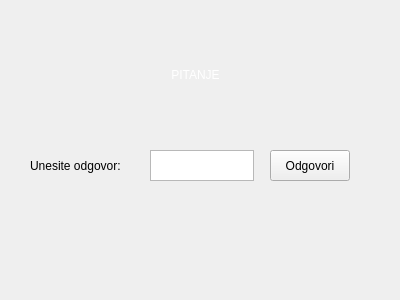
This is application/podrundaui.ui in Mihica25/Pobedi-me-ako-znas as Qt 5 draws it before an edit. The edited form follows.
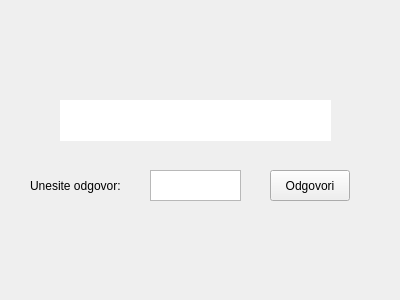
This is the edited form.

Commit message: Correction of GUI for Who knows round

The edit to the form file:
```diff
--- a/application/podrundaui.ui
+++ b/application/podrundaui.ui
@@ -29,7 +29,7 @@
    <property name="geometry">
     <rect>
      <x>30</x>
-     <y>150</y>
+     <y>170</y>
      <width>111</width>
      <height>31</height>
     </rect>
@@ -42,7 +42,7 @@
    <property name="geometry">
     <rect>
      <x>270</x>
-     <y>150</y>
+     <y>170</y>
      <width>80</width>
      <height>31</height>
     </rect>
@@ -55,8 +55,8 @@
    <property name="geometry">
     <rect>
      <x>150</x>
-     <y>150</y>
-     <width>104</width>
+     <y>170</y>
+     <width>91</width>
      <height>31</height>
     </rect>
    </property>
@@ -65,11 +65,14 @@
    <property name="geometry">
     <rect>
      <x>60</x>
-     <y>50</y>
+     <y>100</y>
      <width>271</width>
-     <height>51</height>
+     <height>41</height>
     </rect>
    </property>
+   <property name="styleSheet">
+    <string notr="true">background-color: white</string>
+   </property>
    <property name="text">
     <string>&lt;html&gt;&lt;head/&gt;&lt;body&gt;&lt;p align=&quot;center&quot;&gt;&lt;span style=&quot; color:#ffffff;&quot;&gt;PITANJE&lt;/span&gt;&lt;/p&gt;&lt;/body&gt;&lt;/html&gt;</string>
    </property>
```
The commit also changes 6 other files.
